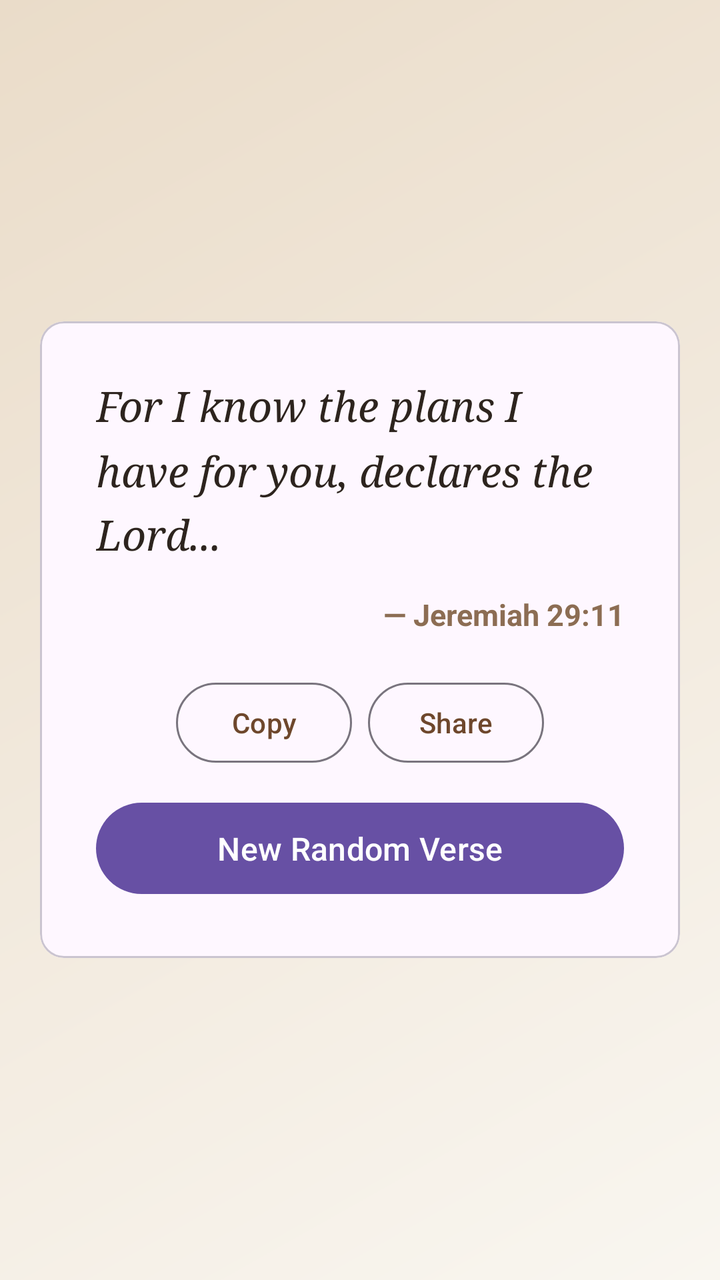
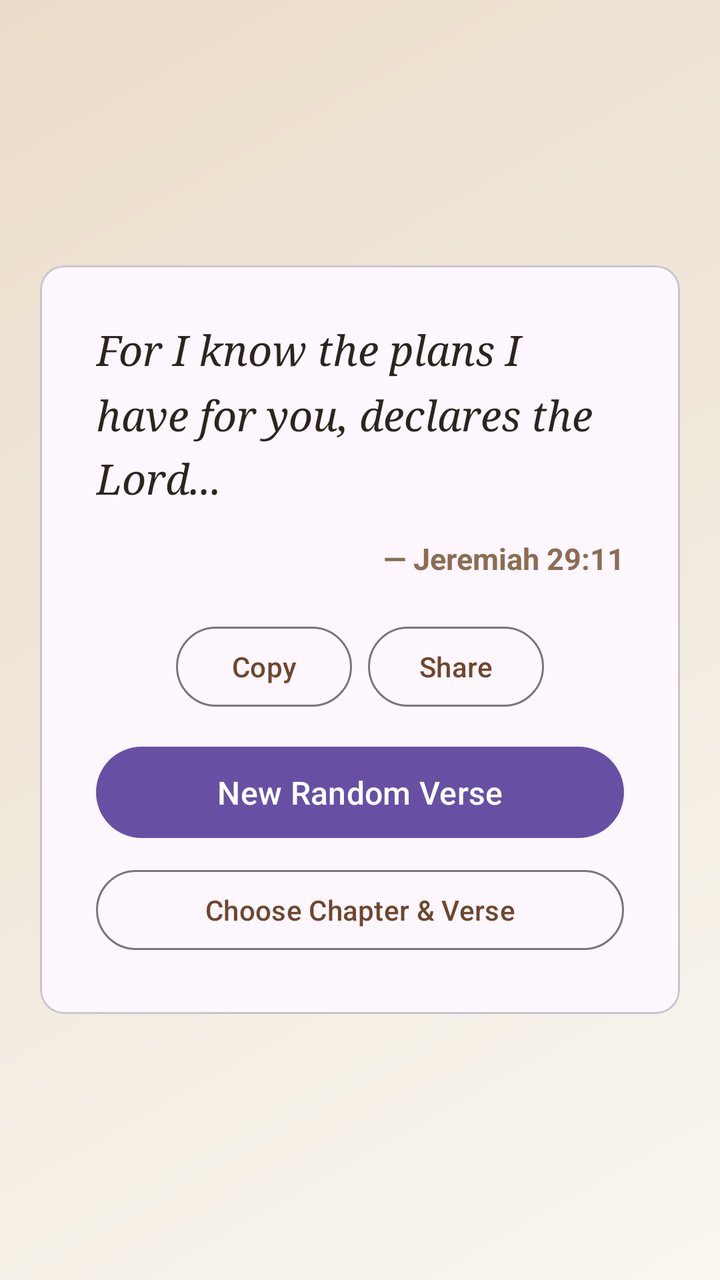

Screens rendered from an Android XML layout before and after an edit, with the pre-edit source and the edit as a unified diff.
<!-- AndroidManifest.xml: application theme Theme.RandomBibleVerse -->
<!-- res/layout/activity_main.xml -->
<?xml version="1.0" encoding="utf-8"?>
<RelativeLayout xmlns:android="http://schemas.android.com/apk/res/android"
    xmlns:app="http://schemas.android.com/apk/auto"
    android:layout_width="match_parent"
    android:layout_height="match_parent"
    android:background="@drawable/bg_gradient">

    
    <com.google.android.material.card.MaterialCardView
        android:layout_width="match_parent"
        android:layout_height="wrap_content"
        android:layout_centerInParent="true"
        android:layout_margin="20dp"
        app:cardCornerRadius="20dp"
        app:cardElevation="8dp"
        app:cardBackgroundColor="#FFFFFF"
        app:strokeWidth="1dp"
        app:strokeColor="#E8E2D5">

        <LinearLayout
            android:layout_width="match_parent"
            android:layout_height="wrap_content"
            android:orientation="vertical"
            android:padding="28dp">

            
            <TextView
                android:id="@+id/tvVerseText"
                android:layout_width="match_parent"
                android:layout_height="wrap_content"
                android:text="For I know the plans I have for you, declares the Lord..."
                android:textSize="21sp"
                android:textColor="#2D241E"
                android:fontFamily="serif"
                android:lineSpacingMultiplier="1.3"
                android:textStyle="italic" />

            
            <TextView
                android:id="@+id/tvVerseRef"
                android:layout_width="match_parent"
                android:layout_height="wrap_content"
                android:layout_marginTop="16dp"
                android:text="— Jeremiah 29:11"
                android:textSize="15sp"
                android:textColor="#8C6D53"
                android:textStyle="bold"
                android:gravity="end" />

            
            <LinearLayout
                android:layout_width="match_parent"
                android:layout_height="wrap_content"
                android:layout_marginTop="20dp"
                android:orientation="horizontal"
                android:gravity="center">

                <com.google.android.material.button.MaterialButton
                    android:id="@+id/btnCopy"
                    style="?attr/materialButtonOutlinedStyle"
                    android:layout_width="wrap_content"
                    android:layout_height="wrap_content"
                    android:text="Copy"
                    android:textColor="#6E472C"
                    app:strokeColor="#6E472C"
                    android:layout_marginEnd="8dp" />

                <com.google.android.material.button.MaterialButton
                    android:id="@+id/btnShare"
                    style="?attr/materialButtonOutlinedStyle"
                    android:layout_width="wrap_content"
                    android:layout_height="wrap_content"
                    android:text="Share"
                    android:textColor="#6E472C"
                    app:strokeColor="#6E472C" />
            </LinearLayout>

            
            <com.google.android.material.button.MaterialButton
                android:id="@+id/btnRefresh"
                android:layout_width="match_parent"
                android:layout_height="wrap_content"
                android:layout_marginTop="12dp"
                android:text="New Random Verse"
                android:textSize="16sp"
                android:paddingVertical="12dp"
                app:backgroundTint="#6E472C"
                app:cornerRadius="12dp" />

        </LinearLayout>
    </com.google.android.material.card.MaterialCardView>
</RelativeLayout>
<!-- resources referenced by this layout -->
<resources>
  <!-- drawable bg_gradient (drawable) -->
  <?xml version="1.0" encoding="utf-8"?>
  <shape xmlns:android="http://schemas.android.com/apk/res/android"
      android:shape="rectangle">
      <gradient
          android:angle="135"
          android:startColor="#F9F6F0"
          android:endColor="#EADcc9"
          android:type="linear" />
  </shape>
  <style name="Theme.RandomBibleVerse" parent="Theme.Material3.DayNight.NoActionBar">
          
      </style>
</resources>

<!-- the commit's change to res/layout/activity_main.xml (unified diff, before → after) -->
@@ -87,6 +87,18 @@
                 app:backgroundTint="#6E472C"
                 app:cornerRadius="12dp" />
 
+            
+            <com.google.android.material.button.MaterialButton
+                android:id="@+id/btnSelectManual"
+                style="?attr/materialButtonOutlinedStyle"
+                android:layout_width="match_parent"
+                android:layout_height="wrap_content"
+                android:layout_marginTop="8dp"
+                android:text="Choose Chapter &amp; Verse"
+                android:textColor="#6E472C"
+                app:strokeColor="#6E472C"
+                app:cornerRadius="12dp" />
+
         </LinearLayout>
     </com.google.android.material.card.MaterialCardView>
 </RelativeLayout>
